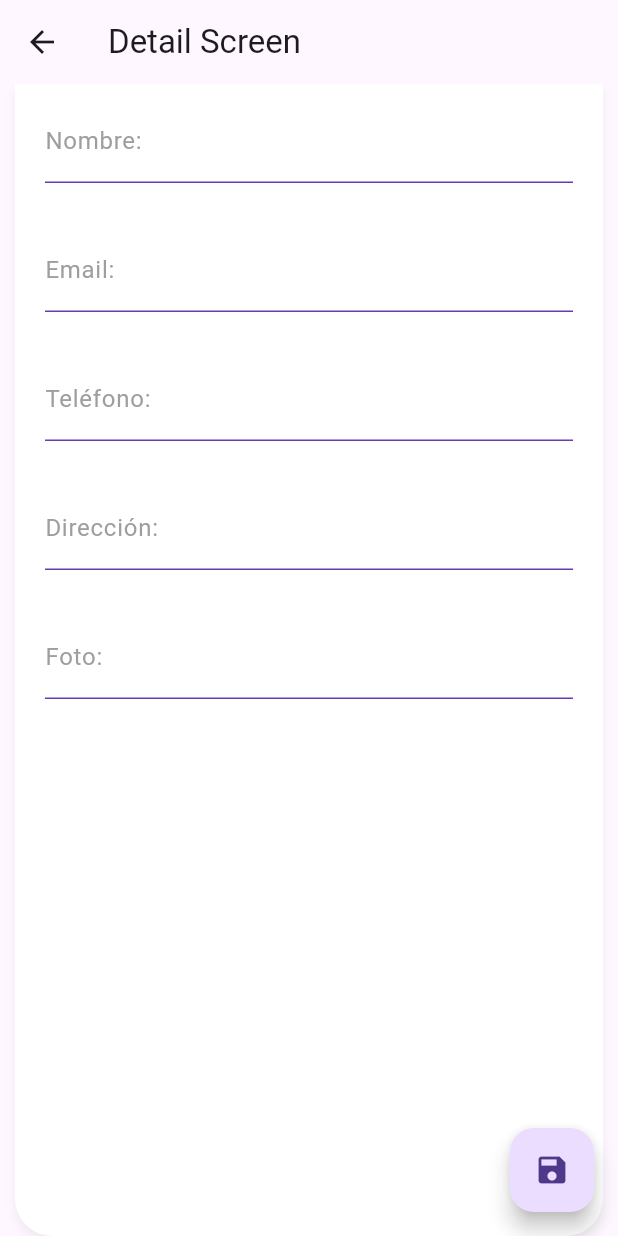
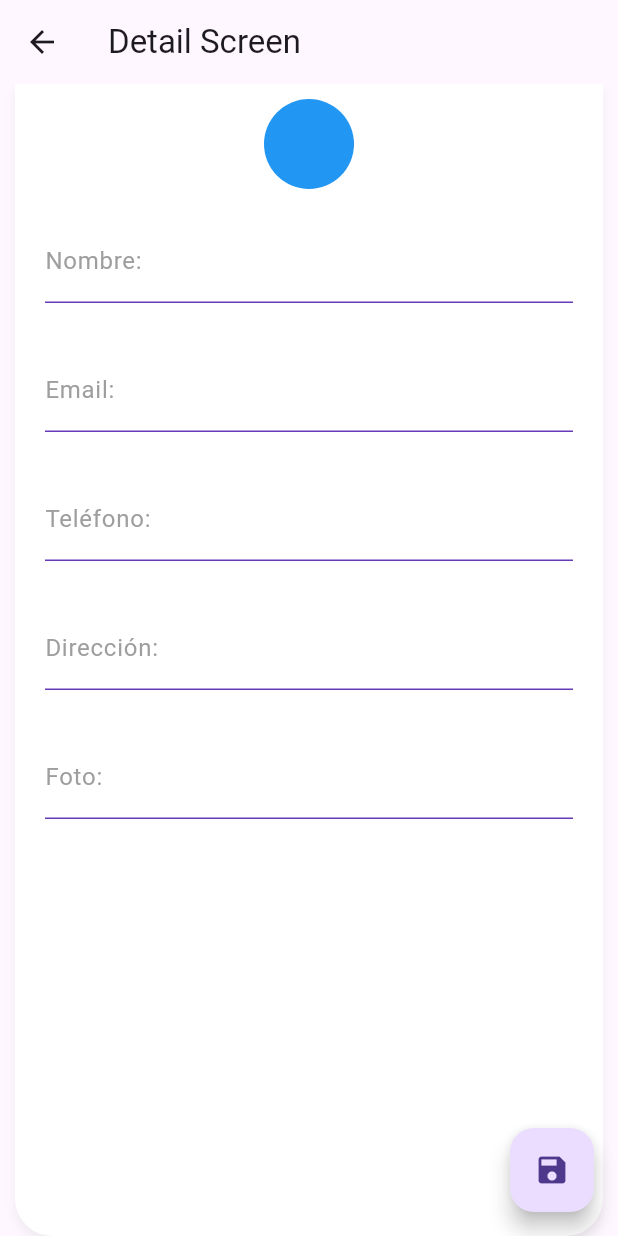
Before and after one commit to JandroPlayer/examen_practic_sim, a Flutter app: the DetailScreen screen opened by its route, on a phone screen of 412 x 824 dp. Run offline on Flutter 3.47's test engine with Material 3 defaults, Android fonts, the phone set to English and light mode, and no system bars; our stand-ins replace firebase_auth, firebase_core, shared_preferences; missing offline and left inert: firebase_app_check; accounts and stored records are empty; network calls fail.

Commit message:
Commit fotos i iniciales bien

```diff
--- a/lib/screens/detail_screen.dart
+++ b/lib/screens/detail_screen.dart
@@ -3,6 +3,7 @@ import 'package:flutter/material.dart';
 import 'package:flutter/services.dart';
 import 'package:provider/provider.dart';
 import '../ui/input_decorations.dart';
+import '../widgets/widgets.dart';
 
 class DetailScreen extends StatelessWidget {
   DetailScreen({Key? key}) : super(key: key);
@@ -46,6 +47,14 @@ class _UserForm extends StatelessWidget {
           child: Column(
             children: [
               SizedBox(height: 10),
+              // Conditionally display the initials or photo
+              tempUser.photo.isEmpty || tempUser.photo == 'url'
+                  ? UserAvatarWidget(
+                      photoUrl: tempUser.photo,
+                      name: tempUser.name,
+                    )
+                  : UserPhotoWidget(photoUrl: tempUser.photo, radius: 60), // Display photo if it's valid
+              SizedBox(height: 20), // Espacio entre la foto y el primer campo
               TextFormField(
                 initialValue: tempUser.name,
                 onChanged: (value) {
--- /dev/null
+++ b/lib/widgets/user_avatar_widget.dart
@@ -0,0 +1,45 @@
+import 'package:flutter/material.dart';
+
+// Widget para mostrar la foto del usuario o las iniciales si no tiene foto
+class UserAvatarWidget extends StatelessWidget {
+  final String photoUrl;
+  final String name;
+
+  const UserAvatarWidget({required this.photoUrl, required this.name});
+
+  // Método para obtener las iniciales del nombre del usuario
+  String getInitials(String fullName) {
+    // Divide el nombre completo por espacios
+    List<String> words = fullName.split(" ");
+    // Toma la primera letra de cada palabra y únela
+    return words.map((word) => word.isNotEmpty ? word[0] : "").take(2).join().toUpperCase();
+  }
+
+  @override
+  Widget build(BuildContext context) {
+    // Si la foto está vacía, mostramos las iniciales del nombre
+    if (photoUrl.isEmpty || photoUrl == 'url') {
+      // Extraemos las iniciales del nombre
+      String initials = getInitials(name);
+
+      return CircleAvatar(
+        radius: 30,
+        backgroundColor: Colors.blue, // Color de fondo del avatar
+        child: Text(
+          initials,
+          style: TextStyle(
+            fontWeight: FontWeight.bold,
+            fontSize: 20,
+            color: Colors.white,
+          ),
+        ),
+      );
+    } else {
+      return CircleAvatar(
+        radius: 30,
+        backgroundImage: NetworkImage(photoUrl),
+        backgroundColor: Colors.transparent,
+      );
+    }
+  }
+}
--- a/lib/widgets/widgets.dart
+++ b/lib/widgets/widgets.dart
@@ -1 +1,2 @@
-export 'user_card.dart';
+export 'user_photo.dart';
+export 'user_avatar_widget.dart';
```
Also changed, not shown: lib/screens/home_screen.dart (+19 -4 lines), lib/screens/login_or_register.dart (+8 -0 lines), lib/services/user_service.dart (+11 -4 lines), lib/widgets/user_card.dart (deleted, +0 -41 lines), lib/widgets/user_photo.dart (added, +24 -0 lines).
